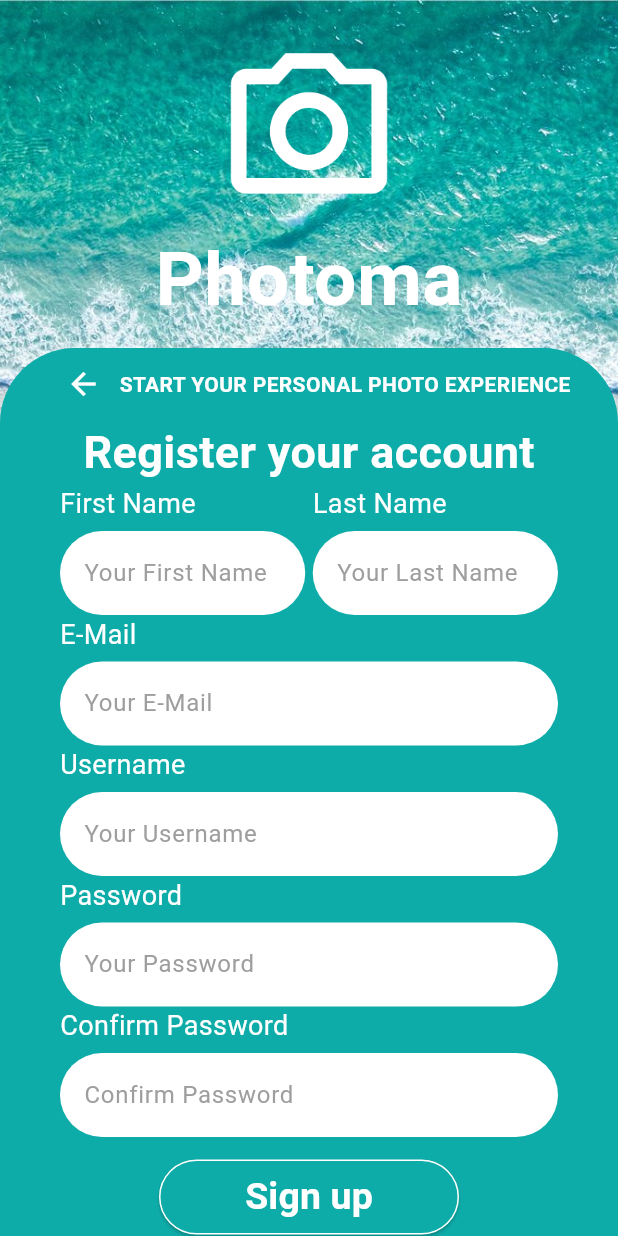
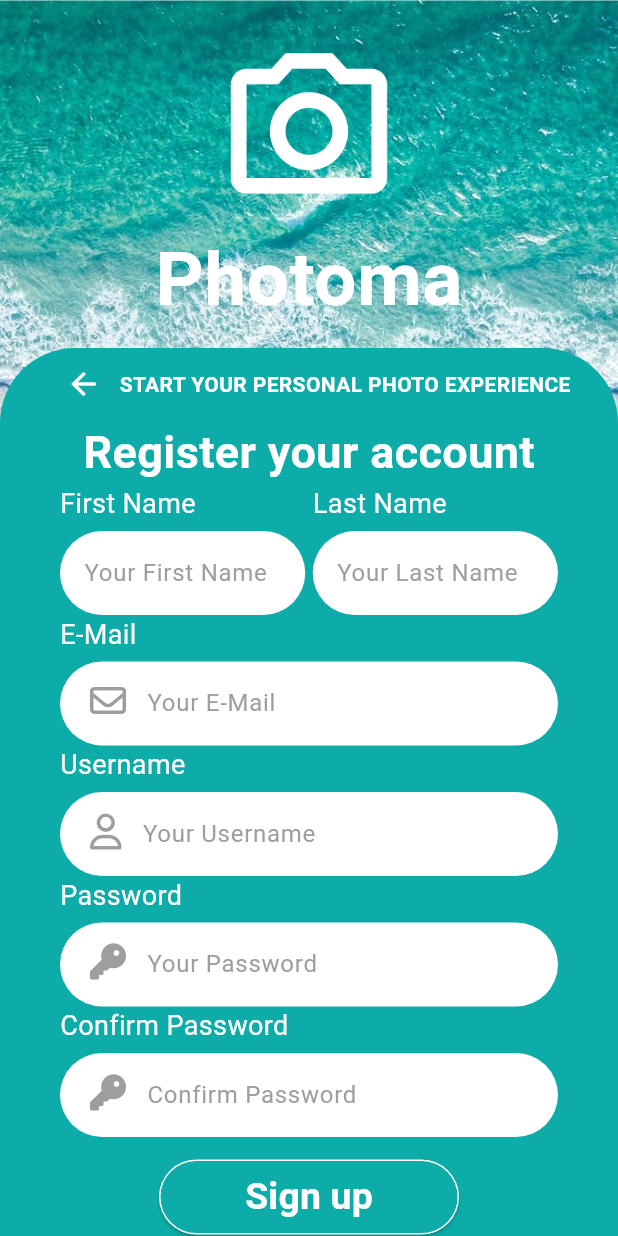
Before and after one commit to adriannebulao/CS3MidLogin, a Flutter app: the SignUpScreen screen opened by its route, on a phone screen of 412 x 824 dp. Run offline on Flutter 3.47's test engine with Material 3 defaults, Android fonts, the phone set to English and light mode, and no system bars; our stand-ins replace font_awesome_flutter.

Commit message:
feat: implement font awesome icons package

```diff
--- a/lib/screens/sign_up_screen.dart
+++ b/lib/screens/sign_up_screen.dart
@@ -1,4 +1,5 @@
 import 'package:flutter/material.dart';
+import 'package:font_awesome_flutter/font_awesome_flutter.dart';
 
 class SignUpScreen extends StatelessWidget {
   const SignUpScreen({super.key});
@@ -153,6 +154,12 @@ class SignUpScreen extends StatelessWidget {
                               const SizedBox(height: 5),
                               TextField(
                                 decoration: InputDecoration(
+                                  prefixIcon: const Padding(
+                                    padding: EdgeInsets.only(
+                                        right: 10.0, left: 20.0, top: 10.0),
+                                    child: FaIcon(FontAwesomeIcons.envelope),
+                                  ),
+                                  prefixIconColor: Colors.grey,
                                   filled: true,
                                   fillColor: Colors.white,
                                   border: OutlineInputBorder(
@@ -180,6 +187,12 @@ class SignUpScreen extends StatelessWidget {
                               const SizedBox(height: 5),
                               TextField(
                                 decoration: InputDecoration(
+                                  prefixIcon: const Padding(
+                                    padding: EdgeInsets.only(
+                                        right: 10.0, left: 20.0, top: 10.0),
+                                    child: FaIcon(FontAwesomeIcons.user),
+                                  ),
+                                  prefixIconColor: Colors.grey,
                                   filled: true,
                                   fillColor: Colors.white,
                                   border: OutlineInputBorder(
@@ -208,6 +221,12 @@ class SignUpScreen extends StatelessWidget {
                               TextField(
                                 obscureText: true,
                                 decoration: InputDecoration(
+                                  prefixIcon: const Padding(
+                                    padding: EdgeInsets.only(
+                                        right: 10.0, left: 20.0, top: 10.0),
+                                    child: FaIcon(FontAwesomeIcons.key),
+                                  ),
+                                  prefixIconColor: Colors.grey,
                                   filled: true,
                                   fillColor: Colors.white,
                                   border: OutlineInputBorder(
@@ -236,6 +255,12 @@ class SignUpScreen extends StatelessWidget {
                               TextField(
                                 obscureText: true,
                                 decoration: InputDecoration(
+                                  prefixIcon: const Padding(
+                                    padding: EdgeInsets.only(
+                                        right: 10.0, left: 20.0, top: 10.0),
+                                    child: FaIcon(FontAwesomeIcons.key),
+                                  ),
+                                  prefixIconColor: Colors.grey,
                                   filled: true,
                                   fillColor: Colors.white,
                                   border: OutlineInputBorder(
--- a/pubspec.yaml
+++ b/pubspec.yaml
@@ -9,6 +9,7 @@ environment:
 dependencies:
   flutter:
     sdk: flutter
+  font_awesome_flutter: ^10.7.0
 
 dev_dependencies:
   flutter_test:
```
Also changed, not shown: lib/screens/login_screen.dart (+25 -2 lines), pubspec.lock.
